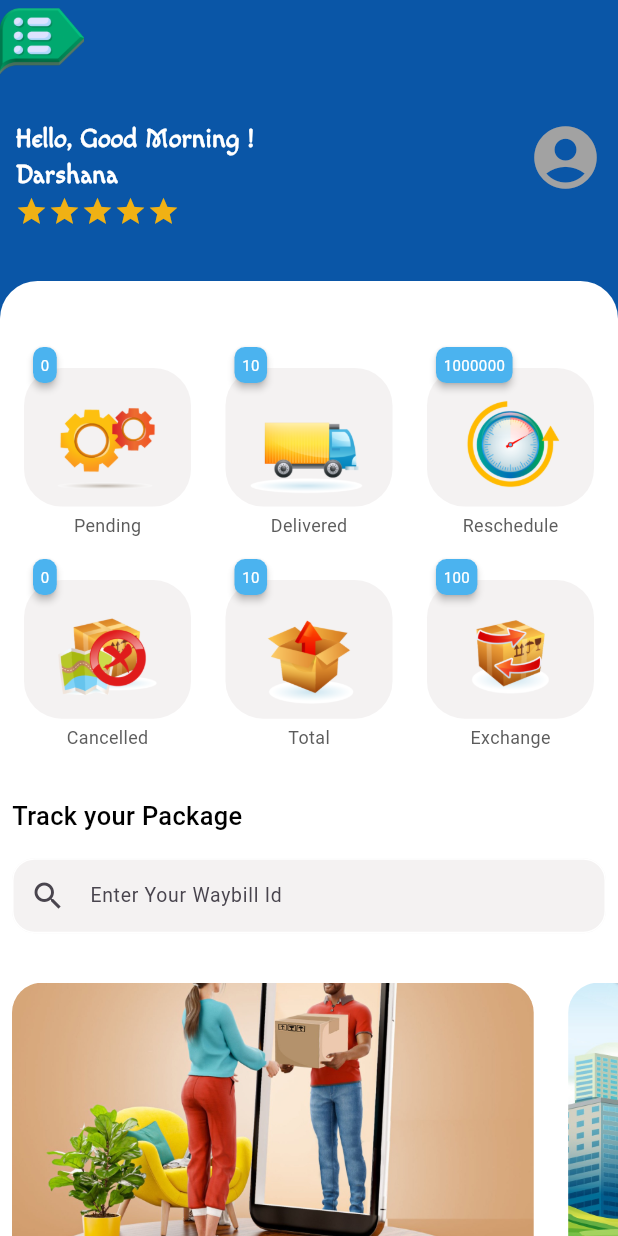
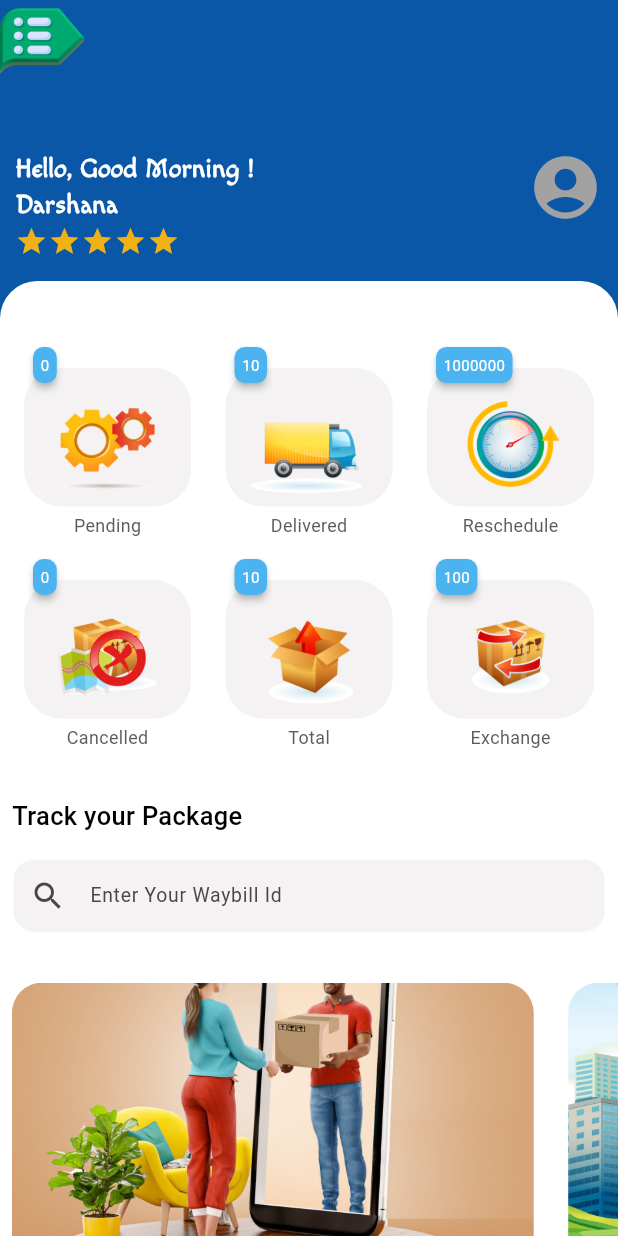
Before and after one commit to darshana0908/custommer_app, a Flutter app: the Home3 screen opened directly, on a phone screen of 412 x 824 dp. Run offline on Flutter 3.47's test engine with Material 3 defaults, Android fonts, the phone set to English and light mode, and no system bars; drawn by our look-alikes of badges, carousel_slider; our stand-ins replace dio, dotted_line, firebase_core, firebase_messaging, flutter_local_notifications, flutter_otp_text_field and 14 more; missing offline and left inert: fadable_app_bar, flutter_share, introduction_slider, location_picker_flutter_map, zego_uikit_prebuilt_call, zego_uikit_signaling_plugin; accounts and stored records are empty.

Commit message:
2024/05/14

```diff
--- a/lib/Ui/home/home3.dart
+++ b/lib/Ui/home/home3.dart
@@ -58,8 +58,6 @@ class _Home3State extends State<Home3> {
     super.initState();
   }
 
-
-
   @override
   Widget build(BuildContext context) {
     var h = MediaQuery.of(context).size.height;
@@ -90,7 +88,7 @@ class _Home3State extends State<Home3> {
           padding: EdgeInsets.all(10),
           child: Column(children: [
             SizedBox(
-              height: 70,
+              height: 90,
             ),
             Row(
               mainAxisAlignment: MainAxisAlignment.spaceBetween,
```
